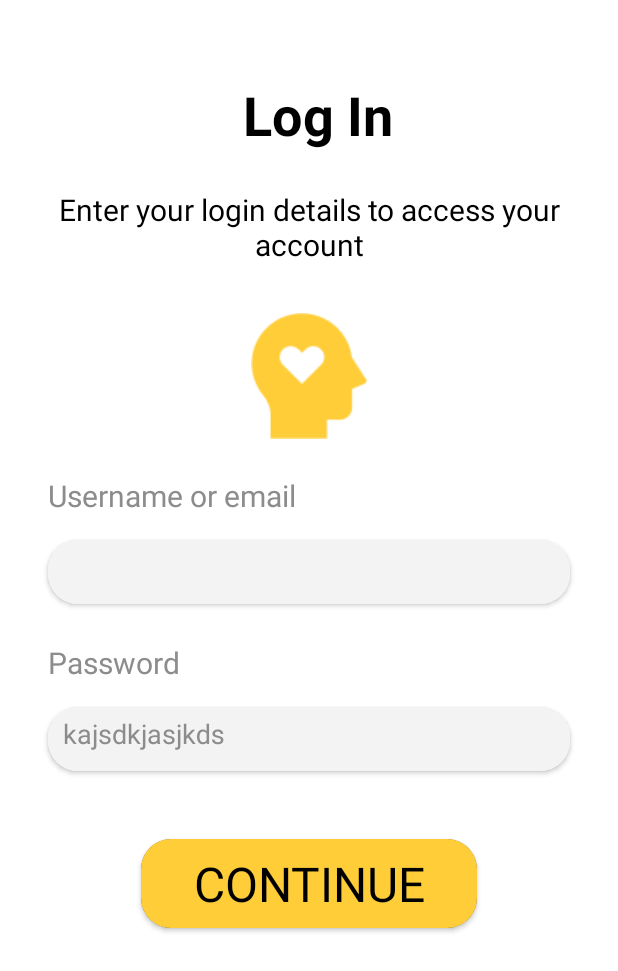
After one commit to henriqueramosqs/MindMate, an Android app: the LoginActivity screen opened directly, with no data from a screen before it, on a phone screen of 412 x 824 dp. The commit adds this screen. Shown: the top 971 px of the screen. Run offline under Robolectric (Android 15) with nearby library versions, the phone set to English and light mode, and no system bars.

Commit message:
feat: Login activity and intent

```diff
--- a/app/build.gradle
+++ b/app/build.gradle
@@ -30,6 +30,9 @@ android {
     kotlinOptions {
         jvmTarget = '1.8'
     }
+    buildFeatures {
+        viewBinding true
+    }
 }
 
 dependencies {
@@ -38,6 +41,9 @@ dependencies {
     implementation 'androidx.appcompat:appcompat:1.4.1'
     implementation 'com.google.android.material:material:1.5.0'
     implementation 'androidx.constraintlayout:constraintlayout:2.1.4'
+    implementation 'androidx.annotation:annotation:1.3.0'
+    implementation 'androidx.lifecycle:lifecycle-livedata-ktx:2.4.1'
+    implementation 'androidx.lifecycle:lifecycle-viewmodel-ktx:2.4.1'
     testImplementation 'junit:junit:4.13.2'
     androidTestImplementation 'androidx.test.ext:junit:1.1.5'
     androidTestImplementation 'androidx.test.espresso:espresso-core:3.4.0'
--- a/app/src/main/AndroidManifest.xml
+++ b/app/src/main/AndroidManifest.xml
@@ -12,6 +12,10 @@
         android:theme="@style/Theme.MindMate"
         tools:targetApi="31">
         <activity
+            android:name=".ui.login.LoginActivity"
+            android:exported="false"
+            android:label="@string/title_activity_login" />
+        <activity
             android:name=".MainActivity"
             android:exported="true">
             <intent-filter>
--- /dev/null
+++ b/app/src/main/java/com/example/mindmate/ui/login/LoginActivity.kt
@@ -0,0 +1,130 @@
+package com.example.mindmate.ui.login
+
+import android.app.Activity
+import androidx.lifecycle.Observer
+import androidx.lifecycle.ViewModelProvider
+import android.os.Bundle
+import androidx.annotation.StringRes
+import androidx.appcompat.app.AppCompatActivity
+import android.text.Editable
+import android.text.TextWatcher
+import android.view.View
+import android.view.inputmethod.EditorInfo
+import android.widget.EditText
+import android.widget.Toast
+import com.example.mindmate.databinding.ActivityLoginBinding
+
+import com.example.mindmate.R
+
+class LoginActivity : AppCompatActivity() {
+
+    private lateinit var loginViewModel: LoginViewModel
+    private lateinit var binding: ActivityLoginBinding
+
+    override fun onCreate(savedInstanceState: Bundle?) {
+        super.onCreate(savedInstanceState)
+
+        binding = ActivityLoginBinding.inflate(layoutInflater)
+        setContentView(R.layout.activity_login)
+    }
+//        val username = binding.username
+//        val password = binding.password
+//        val login = binding.login
+//        val loading = binding.loading
+//
+//        loginViewModel = ViewModelProvider(this, LoginViewModelFactory())
+//            .get(LoginViewModel::class.java)
+//
+//        loginViewModel.loginFormState.observe(this@LoginActivity, Observer {
+//            val loginState = it ?: return@Observer
+//
+//            // disable login button unless both username / password is valid
+//            login.isEnabled = loginState.isDataValid
+//
+//            if (loginState.usernameError != null) {
+//                username.error = getString(loginState.usernameError)
+//            }
+//            if (loginState.passwordError != null) {
+//                password.error = getString(loginState.passwordError)
+//            }
+//        })
+//
+//        loginViewModel.loginResult.observe(this@LoginActivity, Observer {
+//            val loginResult = it ?: return@Observer
+//
+//            loading.visibility = View.GONE
+//            if (loginResult.error != null) {
+//                showLoginFailed(loginResult.error)
+//            }
+//            if (loginResult.success != null) {
+//                updateUiWithUser(loginResult.success)
+//            }
+//            setResult(Activity.RESULT_OK)
+//
+//            //Complete and destroy login activity once successful
+//            finish()
+//        })
+//
+//        username.afterTextChanged {
+//            loginViewModel.loginDataChanged(
+//                username.text.toString(),
+//                password.text.toString()
+//            )
+//        }
+//
+//        password.apply {
+//            afterTextChanged {
+//                loginViewModel.loginDataChanged(
+//                    username.text.toString(),
+//                    password.text.toString()
+//                )
+//            }
+//
+//            setOnEditorActionListener { _, actionId, _ ->
+//                when (actionId) {
+//                    EditorInfo.IME_ACTION_DONE ->
+//                        loginViewModel.login(
+//                            username.text.toString(),
+//                            password.text.toString()
+//                        )
+//                }
+//                false
+//            }
+//
+//            login.setOnClickListener {
+//                loading.visibility = View.VISIBLE
+//                loginViewModel.login(username.text.toString(), password.text.toString())
+//            }
+//        }
+//    }
+//
+//    private fun updateUiWithUser(model: LoggedInUserView) {
+//        val welcome = getString(R.string.welcome)
+//        val displayName = model.displayName
+//        // TODO : initiate successful logged in experience
+//        Toast.makeText(
+//            applicationContext,
+//            "$welcome $displayName",
+//            Toast.LENGTH_LONG
+//        ).show()
+//    }
+//
+//    private fun showLoginFailed(@StringRes errorString: Int) {
+//        Toast.makeText(applicationContext, errorString, Toast.LENGTH_SHORT).show()
+//    }
+//}
+//
+///**
+// * Extension function to simplify setting an afterTextChanged action to EditText components.
+// */
+//fun EditText.afterTextChanged(afterTextChanged: (String) -> Unit) {
+//    this.addTextChangedListener(object : TextWatcher {
+//        override fun afterTextChanged(editable: Editable?) {
+//            afterTextChanged.invoke(editable.toString())
+//        }
+//
+//        override fun beforeTextChanged(s: CharSequence, start: Int, count: Int, after: Int) {}
+//
+//        override fun onTextChanged(s: CharSequence, start: Int, before: Int, count: Int) {}
+//    })
+}
--- /dev/null
+++ b/app/src/main/res/layout/activity_login.xml
@@ -0,0 +1,169 @@
+<?xml version="1.0" encoding="utf-8"?>
+<androidx.constraintlayout.widget.ConstraintLayout xmlns:android="http://schemas.android.com/apk/res/android"
+    xmlns:app="http://schemas.android.com/apk/res-auto"
+    xmlns:tools="http://schemas.android.com/tools"
+    android:id="@+id/container"
+    android:layout_width="match_parent"
+    android:layout_height="match_parent"
+    android:background="@color/white"
+    android:backgroundTint="@color/white"
+    android:paddingLeft="@dimen/activity_horizontal_margin"
+    android:paddingTop="@dimen/activity_vertical_margin"
+    android:paddingRight="@dimen/activity_horizontal_margin"
+    android:paddingBottom="@dimen/activity_vertical_margin"
+    tools:context=".ui.login.LoginActivity">
+
+
+    <TextView
+        android:id="@+id/LogIn_text"
+        android:layout_width="wrap_content"
+        android:layout_height="wrap_content"
+        android:layout_marginStart="146dp"
+        android:layout_marginTop="36sp"
+        android:text="Log In"
+        android:textColor="#000000"
+        android:textSize="36sp"
+        android:textStyle="bold"
+        app:layout_constraintStart_toStartOf="parent"
+        app:layout_constraintTop_toTopOf="parent" />
+
+    <TextView
+        android:id="@+id/LogIn_desc"
+        android:layout_width="wrap_content"
+        android:layout_height="wrap_content"
+        android:layout_marginTop="25dp"
+        android:gravity="center_horizontal"
+        android:text="Enter your login details to access your account"
+        android:textColor="@color/black"
+        android:textSize="20sp"
+        app:layout_constraintStart_toStartOf="parent"
+        app:layout_constraintTop_toBottomOf="@+id/LogIn_text" />
+
+    <ImageView
+        android:id="@+id/logIn_icon"
+        android:layout_width="wrap_content"
+        android:layout_height="wrap_content"
+        android:layout_marginStart="151dp"
+        android:layout_marginTop="32dp"
+        app:layout_constraintStart_toStartOf="parent"
+        app:layout_constraintTop_toBottomOf="@+id/LogIn_desc"
+        app:srcCompat="@drawable/login_icon" />
+
+
+    <TextView
+        android:id="@+id/userName_txt"
+        android:layout_width="wrap_content"
+        android:layout_height="wrap_content"
+        android:layout_marginLeft="16sp"
+        android:layout_marginTop="24sp"
+        android:text="Username or email"
+        android:textColor="#8c8c8c"
+        android:textSize="20sp"
+        app:layout_constraintStart_toStartOf="parent"
+        app:layout_constraintTop_toBottomOf="@+id/logIn_icon" />
+
+    <androidx.cardview.widget.CardView
+        android:id="@+id/usernameCardWraper"
+        android:layout_width="match_parent"
+        android:layout_height="wrap_content"
+        android:layout_marginTop="16dp"
+        android:layout_marginLeft="16sp"
+        android:layout_marginRight="16sp"
+        android:backgroundTint="#FFFFFF"
+        app:cardCornerRadius="20dp"
+        app:layout_constraintTop_toBottomOf="@+id/userName_txt"
+        tools:layout_editor_absoluteX="16dp">
+
+
+    <com.google.android.material.textfield.TextInputLayout
+        android:id="@+id/userName_input"
+        android:layout_width="match_parent"
+        android:layout_height="wrap_content"
+        android:layout_marginTop="-16dp"
+        android:background="#F3F3F3"
+        android:hint="kajsdkjasjkds"
+        android:textColorHint="#8C8C8C"
+        app:cardCornerRadius="20dp"
+        tools:ignore="MissingConstraints">
+
+        <com.google.android.material.textfield.TextInputEditText
+            android:layout_width="match_parent"
+            android:layout_height="48dp"
+            android:layout_marginBottom="0sp"
+            android:layout_marginLeft="10sp"
+            android:background="#F3F3F3"
+            android:textColor="#8C8C8C" />
+
+    </com.google.android.material.textfield.TextInputLayout>
+    </androidx.cardview.widget.CardView>
+
+    <TextView
+        android:id="@+id/password_txt"
+        android:layout_width="wrap_content"
+        android:layout_height="wrap_content"
+        android:layout_marginLeft="16sp"
+        android:layout_marginTop="25sp"
+        android:text="Password"
+        android:textColor="#8c8c8c"
+        android:textSize="20sp"
+        app:layout_constraintStart_toStartOf="parent"
+        app:layout_constraintTop_toBottomOf="@+id/usernameCardWraper" />
+
+
+    <androidx.cardview.widget.CardView
+        android:id="@+id/passwordInputCard_wrapper"
+        android:layout_width="match_parent"
+        android:layout_height="wrap_content"
+        android:layout_marginTop="16dp"
+        android:layout_marginLeft="16sp"
+        android:layout_marginRight="16sp"
+        android:backgroundTint="#FFFFFF"
+        app:cardCornerRadius="20dp"
+        app:layout_constraintTop_toBottomOf="@+id/password_txt"
+        tools:layout_editor_absoluteX="16dp">
+
+        <com.google.android.material.textfield.TextInputLayout
+            android:id="@+id/passwordInput"
+            android:layout_width="match_parent"
+            android:layout_height="wrap_content"
+            android:layout_marginTop="-16dp"
+            android:background="#F3F3F3"
+            android:hint="kajsdkjasjkds"
+            android:textColorHint="#8C8C8C"
+            app:cardCornerRadius="20dp"
+            tools:ignore="MissingConstraints">
+
+            <com.google.android.material.textfield.TextInputEditText
+                android:id="@+id/password_innerInput"
+                android:layout_width="match_parent"
+                android:layout_height="48dp"
+                android:layout_marginBottom="0sp"
+                android:layout_marginLeft="10sp"
+                android:background="#F3F3F3"
+                android:textColor="#8C8C8C" />
+
+        </com.google.android.material.textfield.TextInputLayout>
+
+    </androidx.cardview.widget.CardView>
+
+    <androidx.cardview.widget.CardView
+        android:id="@+id/ContinuebttCard_wrapper"
+        app:cardCornerRadius="20dp"
+        android:layout_width="wrap_content"
+        android:layout_marginTop="45dp"
+        android:layout_height="wrap_content"
+        app:layout_constraintEnd_toEndOf="parent"
+        app:layout_constraintStart_toStartOf="parent"
+        app:layout_constraintTop_toBottomOf="@+id/passwordInputCard_wrapper">
+
+    <Button
+        android:id="@+id/ContinueBttn"
+        android:layout_width="224dp"
+        android:layout_height="59dp"
+        android:background="#FFCD38"
+        android:fontFamily="sans-serif"
+        android:text="Continue"
+        android:textColor="#000000"
+        android:textSize="32sp" />
+    </androidx.cardview.widget.CardView>
+</androidx.constraintlayout.widget.ConstraintLayout>
--- a/app/src/main/res/layout/activity_main.xml
+++ b/app/src/main/res/layout/activity_main.xml
@@ -29,7 +29,7 @@
             android:id="@+id/textView"
             android:layout_width="wrap_content"
             android:layout_height="wrap_content"
-            android:text="MindMate"
+            android:text="@string/mindmate"
             android:textColor="#000000"
             android:textColorHint="#000000"
             android:textSize="48sp" />
@@ -54,7 +54,7 @@
             app:cardCornerRadius="20dp">
 
             <Button
-                android:id="@+id/button4"
+                android:id="@+id/loginBtt"
                 android:layout_width="224dp"
                 android:layout_height="59dp"
                 android:layout_marginBottom="10sp"
--- /dev/null
+++ b/app/src/main/res/values-land/dimens.xml
@@ -0,0 +1,3 @@
+<resources>
+    <dimen name="activity_horizontal_margin">48dp</dimen>
+</resources>
--- /dev/null
+++ b/app/src/main/res/values-w1240dp/dimens.xml
@@ -0,0 +1,3 @@
+<resources>
+    <dimen name="activity_horizontal_margin">200dp</dimen>
+</resources>
--- /dev/null
+++ b/app/src/main/res/values-w600dp/dimens.xml
@@ -0,0 +1,3 @@
+<resources>
+    <dimen name="activity_horizontal_margin">48dp</dimen>
+</resources>
--- /dev/null
+++ b/app/src/main/res/values/dimens.xml
@@ -0,0 +1,5 @@
+<resources>
+    <!-- Default screen margins, per the Android Design guidelines. -->
+    <dimen name="activity_horizontal_margin">16dp</dimen>
+    <dimen name="activity_vertical_margin">16dp</dimen>
+</resources>
```
Also changed, not shown: app/src/main/java/com/example/mindmate/MainActivity.kt (+15 -1 lines), app/src/main/java/com/example/mindmate/data/LoginDataSource.kt (added, +24 -0 lines), app/src/main/java/com/example/mindmate/data/LoginRepository.kt (added, +46 -0 lines), app/src/main/java/com/example/mindmate/data/Result.kt (added, +18 -0 lines), app/src/main/java/com/example/mindmate/data/model/LoggedInUser.kt (added, +9 -0 lines), app/src/main/java/com/example/mindmate/ui/login/LoggedInUserView.kt (added, +9 -0 lines), app/src/main/java/com/example/mindmate/ui/login/LoginFormState.kt (added, +10 -0 lines), app/src/main/java/com/example/mindmate/ui/login/LoginResult.kt (added, +9 -0 lines), app/src/main/java/com/example/mindmate/ui/login/LoginViewModel.kt (added, +55 -0 lines), app/src/main/java/com/example/mindmate/ui/login/LoginViewModelFactory.kt (added, +25 -0 lines), app/src/main/res/values/strings.xml (+10 -0 lines).
